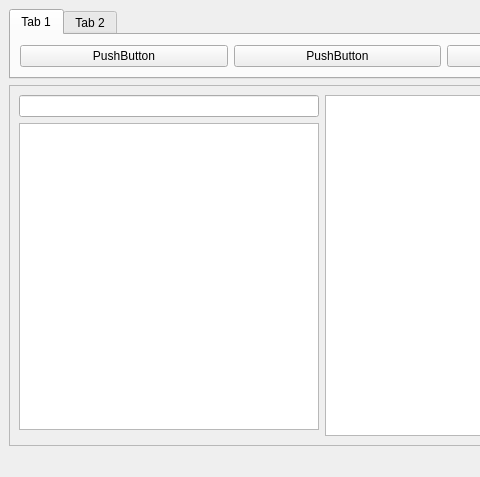
This is app/mainwindow.ui in HitryDmitry/PhotonicsCAD as Qt 5 draws it before an edit; both pictures show x 0 to 480 and y 0 to 477 of the 888 by 477 pixel window. The edited form follows.
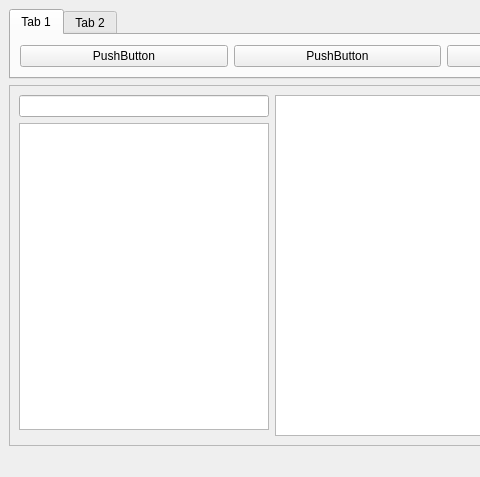
This is the edited form.

Diff of the .ui file:
```diff
--- a/app/mainwindow.ui
+++ b/app/mainwindow.ui
@@ -98,7 +98,7 @@
                  <widget class="QLineEdit" name="lineEdit">
                   <property name="maximumSize">
                    <size>
-                    <width>300</width>
+                    <width>250</width>
                     <height>16777215</height>
                    </size>
                   </property>
@@ -108,7 +108,7 @@
                  <widget class="QListWidget" name="listWidget">
                   <property name="maximumSize">
                    <size>
-                    <width>300</width>
+                    <width>250</width>
                     <height>16777215</height>
                    </size>
                   </property>
@@ -117,22 +117,31 @@
                   </property>
                   <property name="iconSize">
                    <size>
-                    <width>64</width>
-                    <height>64</height>
+                    <width>110</width>
+                    <height>80</height>
                    </size>
                   </property>
                   <property name="movement">
                    <enum>QListView::Movement::Static</enum>
                   </property>
+                  <property name="spacing">
+                   <number>10</number>
+                  </property>
                   <property name="gridSize">
                    <size>
-                    <width>80</width>
+                    <width>110</width>
                     <height>90</height>
                    </size>
                   </property>
                   <property name="viewMode">
                    <enum>QListView::ViewMode::IconMode</enum>
                   </property>
+                  <property name="uniformItemSizes">
+                   <bool>false</bool>
+                  </property>
+                  <property name="itemAlignment">
+                   <set>Qt::AlignmentFlag::AlignLeading</set>
+                  </property>
                  </widget>
                 </item>
                 <item>
@@ -145,7 +154,7 @@
                   </property>
                   <property name="maximumSize">
                    <size>
-                    <width>300</width>
+                    <width>250</width>
                     <height>300</height>
                    </size>
                   </property>
```
